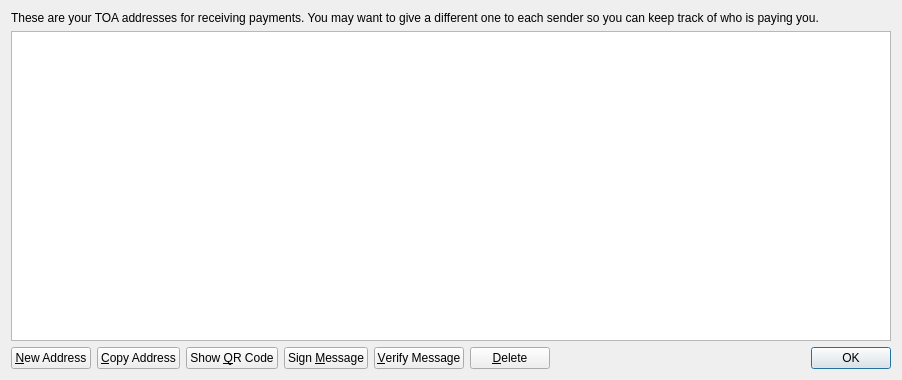
Old version of the form src/qt/forms/addressbookpage.ui in the repository toacoin/TOA.
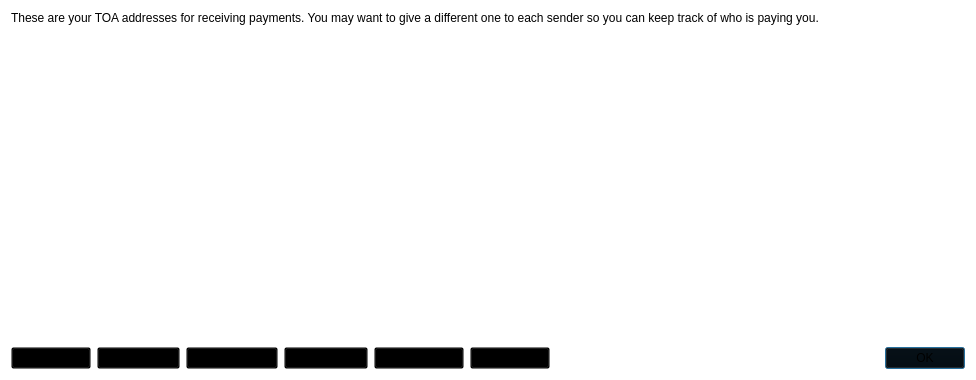
New version of the form. Icons and pictures are not drawn.

Commit message: MAC dmg for updated TOA qt

What changed in the file:
```diff
--- a/src/qt/forms/addressbookpage.ui
+++ b/src/qt/forms/addressbookpage.ui
@@ -6,7 +6,7 @@
    <rect>
     <x>0</x>
     <y>0</y>
-    <width>902</width>
+    <width>976</width>
     <height>380</height>
    </rect>
   </property>
@@ -14,7 +14,7 @@
    <string>Address Book</string>
   </property>
   <property name="styleSheet">
-   <string notr="true"/>
+   <string notr="true">background: transparent;</string>
   </property>
   <layout class="QVBoxLayout" name="verticalLayout">
    <item>
```
Left out of the diff: 4 changed lines with no effect on the pictures. The commit also changes 1 other file.
